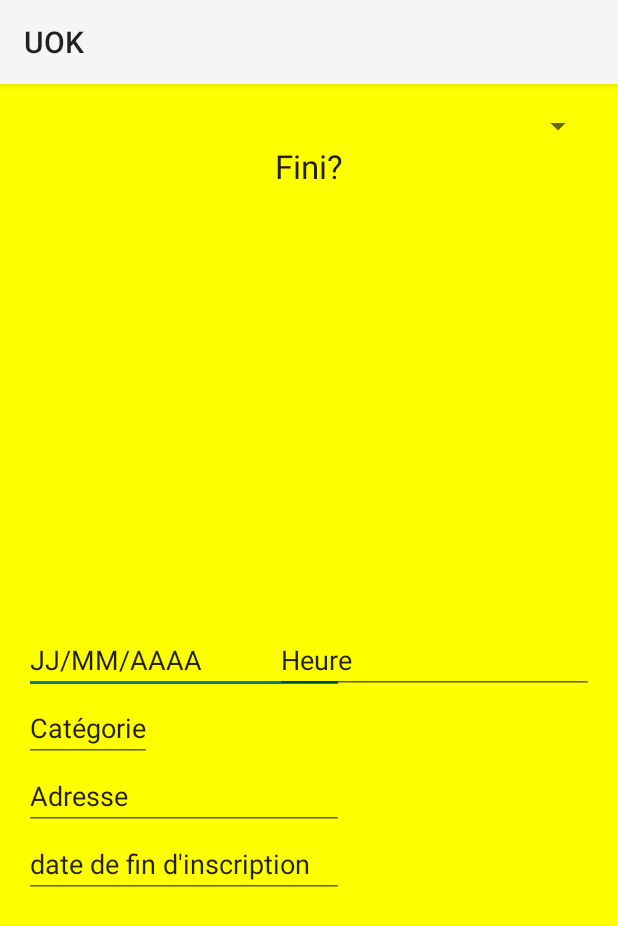
After one commit to AlexandreCourand/UOK_Android, an Android app: the layout activity_mes__evenement.xml on its own in the app's theme, with its tools: preview values and no code run, on a phone screen of 412 x 824 dp. The commit adds this screen. Shown: the top 926 px of the screen. Run offline under Robolectric (Android 15) with nearby library versions, the phone set to English and light mode, and no system bars.

Commit message:
Mes events

```diff
--- a/UOK/app/src/main/AndroidManifest.xml
+++ b/UOK/app/src/main/AndroidManifest.xml
@@ -19,9 +19,10 @@
         <activity
             android:name=".LoggedActivity"
             android:label="UOK"
-            android:theme="@style/AppTheme"
-            ></activity>
-
+            android:theme="@style/AppTheme" />
+        <activity
+            android:name=".Mes_Evenement"
+            android:label="@string/title_activity_mes__evenement"></activity>
     </application>
 
 </manifest>
--- /dev/null
+++ b/UOK/app/src/main/java/com/example/fevrec/uok/Mes_Evenement.java
@@ -0,0 +1,41 @@
+package com.example.fevrec.uok;
+
+import android.os.Bundle;
+import android.app.Activity;
+import android.view.View;
+import android.widget.AdapterView;
+import android.widget.ArrayAdapter;
+import android.widget.Spinner;
+
+public class Mes_Evenement extends Activity {
+
+    @Override
+    protected void onCreate(Bundle savedInstanceState) {
+        super.onCreate(savedInstanceState);
+        setContentView(R.layout.activity_mes__evenement);
+        Spinner sp = (Spinner) findViewById(R.id.spinnerEvent);
+        ArrayAdapter arrayAdapter= ArrayAdapter.createFromResource(this,0,android.R.layout.simple_spinner_item); // changer le 0 par les événements contenu dans la base
+
+        sp.setAdapter(arrayAdapter);
+
+        sp.setOnItemSelectedListener(new AdapterView.OnItemSelectedListener() {
+            @Override
+            public void onItemSelected(AdapterView<?> parent, View view, int position, long id) {
+                afficherEvenement();
+            }
+
+            @Override
+            public void onNothingSelected(AdapterView<?> parent) {
+
+            }
+        }
+
+    }
+
+    public void afficherEvenement(int position){
+
+    }
+
+
+
+}
--- /dev/null
+++ b/UOK/app/src/main/res/layout/activity_mes__evenement.xml
@@ -0,0 +1,86 @@
+<?xml version="1.0" encoding="utf-8"?>
+<RelativeLayout xmlns:android="http://schemas.android.com/apk/res/android"
+    xmlns:tools="http://schemas.android.com/tools"
+    android:layout_width="match_parent"
+    android:layout_height="match_parent"
+    android:paddingBottom="@dimen/activity_vertical_margin"
+    android:paddingLeft="@dimen/activity_horizontal_margin"
+    android:paddingRight="@dimen/activity_horizontal_margin"
+    android:paddingTop="@dimen/activity_vertical_margin"
+    tools:context="com.example.fevrec.uok.Mes_Evenement"
+    android:background="#ffff00">
+
+    <Spinner
+        android:layout_width="wrap_content"
+        android:layout_height="wrap_content"
+        android:id="@+id/spinnerEvent"
+        android:layout_alignParentTop="true"
+        android:layout_alignParentEnd="true" />
+
+    <EditText
+        android:layout_width="wrap_content"
+        android:layout_height="wrap_content"
+        android:inputType="date"
+        android:ems="10"
+        android:id="@+id/dateEvent"
+        android:text="JJ/MM/AAAA"
+        android:editable="true"
+        android:layout_centerVertical="true"
+        android:layout_alignParentStart="true" />
+
+    <EditText
+        android:layout_width="wrap_content"
+        android:layout_height="wrap_content"
+        android:id="@+id/category"
+        android:editable="true"
+        android:text="Catégorie"
+        android:layout_alignParentStart="true"
+        android:layout_below="@+id/dateEvent"
+        android:layout_alignParentLeft="true" />
+
+    <EditText
+        android:layout_width="wrap_content"
+        android:layout_height="wrap_content"
+        android:inputType="textPostalAddress"
+        android:ems="10"
+        android:id="@+id/addressEvent"
+        android:text="Adresse"
+        android:editable="true"
+        android:layout_alignParentStart="true"
+        android:layout_below="@+id/category"
+        android:layout_alignParentLeft="true" />
+
+    <EditText
+        android:layout_width="wrap_content"
+        android:layout_height="wrap_content"
+        android:inputType="time"
+        android:ems="10"
+        android:id="@+id/timeEvent"
+        android:text="Heure"
+        android:editable="true"
+
+        android:layout_above="@+id/category"
+        android:layout_alignStart="@+id/finiEvent" />
+
+    <EditText
+        android:layout_width="wrap_content"
+        android:layout_height="wrap_content"
+        android:inputType="date"
+        android:ems="10"
+        android:id="@+id/deadlineEvent"
+        android:editable="true"
+        android:text="date de fin d&apos;inscription"
+        android:layout_below="@+id/addressEvent"
+        android:layout_alignParentStart="true" />
+
+    <TextView
+        android:layout_width="wrap_content"
+        android:layout_height="wrap_content"
+        android:textAppearance="?android:attr/textAppearanceLarge"
+        android:text="Fini?"
+        android:id="@+id/finiEvent"
+        android:layout_below="@+id/spinnerEvent"
+        android:layout_centerHorizontal="true" />
+
+
+</RelativeLayout>
--- a/UOK/app/src/main/res/values/strings.xml
+++ b/UOK/app/src/main/res/values/strings.xml
@@ -4,4 +4,5 @@
     <string name="hello_world">Hello world!</string>
     <string name="action_settings">Settings</string>
     <string name="title_activity_profils">Profils</string>
+    <string name="title_activity_mes__evenement">Mes_Evenement</string>
 </resources>
```
